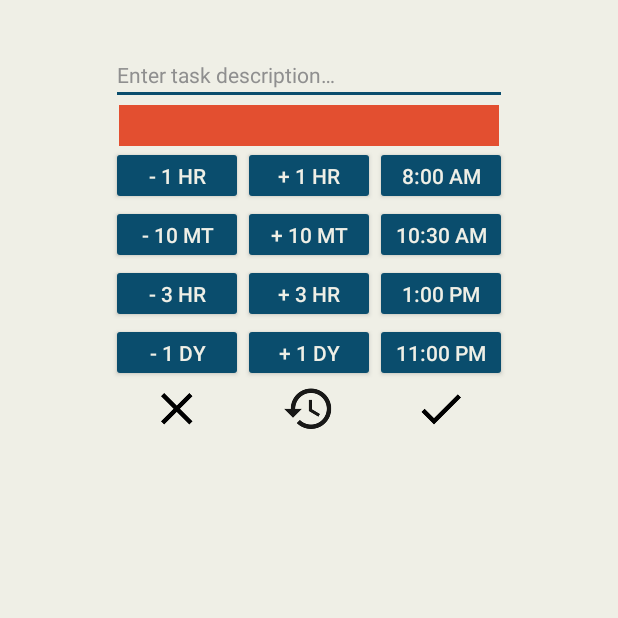
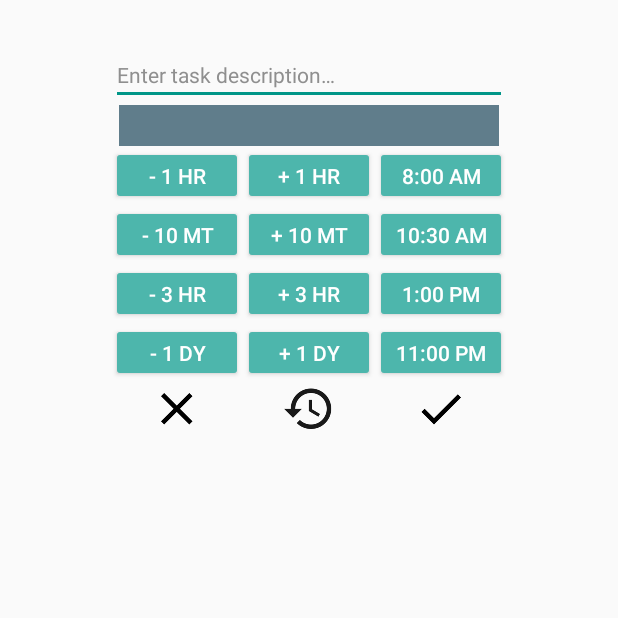
Before and after one commit to kaushikgopal/rem, an Android app: the fragment TaskCreateFragment shown on its own in the app's theme, on a phone screen of 412 x 824 dp, the top half of it. Run offline under Robolectric (Android 15) with nearby library versions, the phone set to English and light mode, and no system bars; our stand-ins replace ButterKnife; libraries missing offline, so code that uses them is left out: com.squareup.leakcanary, hirondelle.date4j, rx.subscriptions; 3 statements that could not run were skipped.

Commit message:
feat: change color theme to green

```diff
--- a/app/src/main/java/co/kaush/rem/ui/TaskCreateFragment.java
+++ b/app/src/main/java/co/kaush/rem/ui/TaskCreateFragment.java
@@ -123,7 +123,7 @@ public class TaskCreateFragment
     private Spannable _getFormattedDueDateDisplayText(String dueDateText,
                                                       String dueDateDisplayText) {
         Spannable sb = new SpannableString(dueDateText + " " + dueDateDisplayText);
-        sb.setSpan(new ForegroundColorSpan(getResources().getColor(R.color.orange_3)),
+        sb.setSpan(new ForegroundColorSpan(getResources().getColor(R.color.primary_light)),
               dueDateText.length(),
               sb.length(),
               Spannable.SPAN_EXCLUSIVE_EXCLUSIVE);
--- a/app/src/main/res/values/colors.xml
+++ b/app/src/main/res/values/colors.xml
@@ -2,9 +2,18 @@
 <resources>
     <color name="primary_background">@color/white_2</color>
 
-    <color name="primary">@color/blue_1</color>
-    <color name="primary_dark">@color/blue_1</color>
-    <color name="accent">@color/orange_1</color>
+    <color name="primary">#4DB6AC</color>
+    <color name="primary_dark">#009688</color>
+    <color name="primary_light">#B2DFDB</color>
+    <color name="accent">#607D8B</color>
+    <color name="primary_text">#212121</color>
+    <color name="secondary_text">#727272</color>
+    <color name="icons">#FFFFFF</color>
+    <color name="divider">#B6B6B6</color>
+
+    <!--<color name="primary">@color/blue_1</color>-->
+    <!--<color name="primary_dark">@color/blue_1</color>-->
+    <!--<color name="accent">@color/orange_1</color>-->
 
     <color name="transparent">#00000000</color>
 
@@ -33,11 +42,6 @@
     <color name="blue_2">#20546E</color>
     <!--chathams blue-->
 
-    <!--unused-->
 
-    <color name="green_1">#263645</color>
-    <!--elephant-->
-    <color name="green_2">#707C3C</color>
-    <!--pesto-->
 
 </resources>
--- a/app/src/main/res/values/styles.xml
+++ b/app/src/main/res/values/styles.xml
@@ -6,6 +6,6 @@
         <item name="android:layout_width">wrap_content</item>
         <item name="android:minHeight">0dp</item>
         <item name="android:layout_span">1</item>
-        <item name="android:textColor">@color/primary_background</item>
+        <item name="android:textColor">@color/white_1</item>
     </style>
 </resources>
--- a/app/src/main/res/values/themes.xml
+++ b/app/src/main/res/values/themes.xml
@@ -17,6 +17,6 @@
         <item name="colorControlHighlight">@color/primary_dark</item>
         <item name="colorSwitchThumbNormal">@color/primary_dark</item>
 
-        <item name="android:windowBackground">@color/primary_background</item>
+        <!--<item name="android:windowBackground">@color/primary_background</item>-->
     </style>
 </resources>
```
